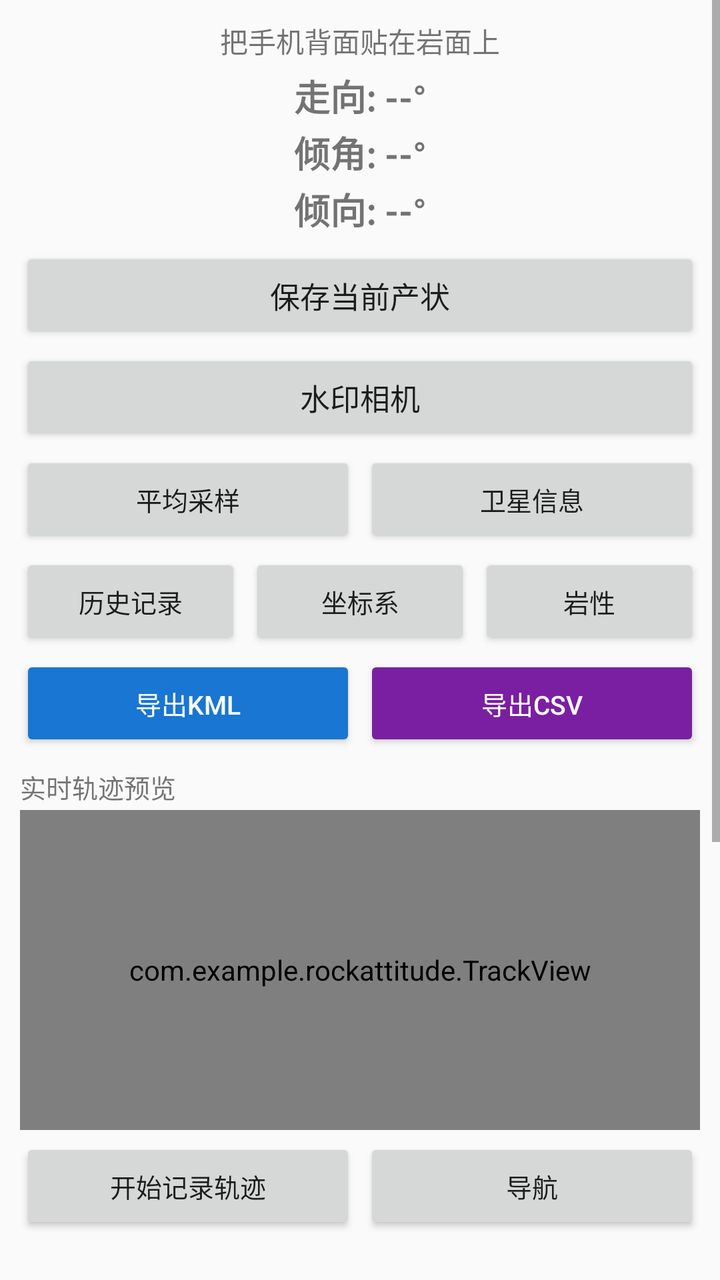
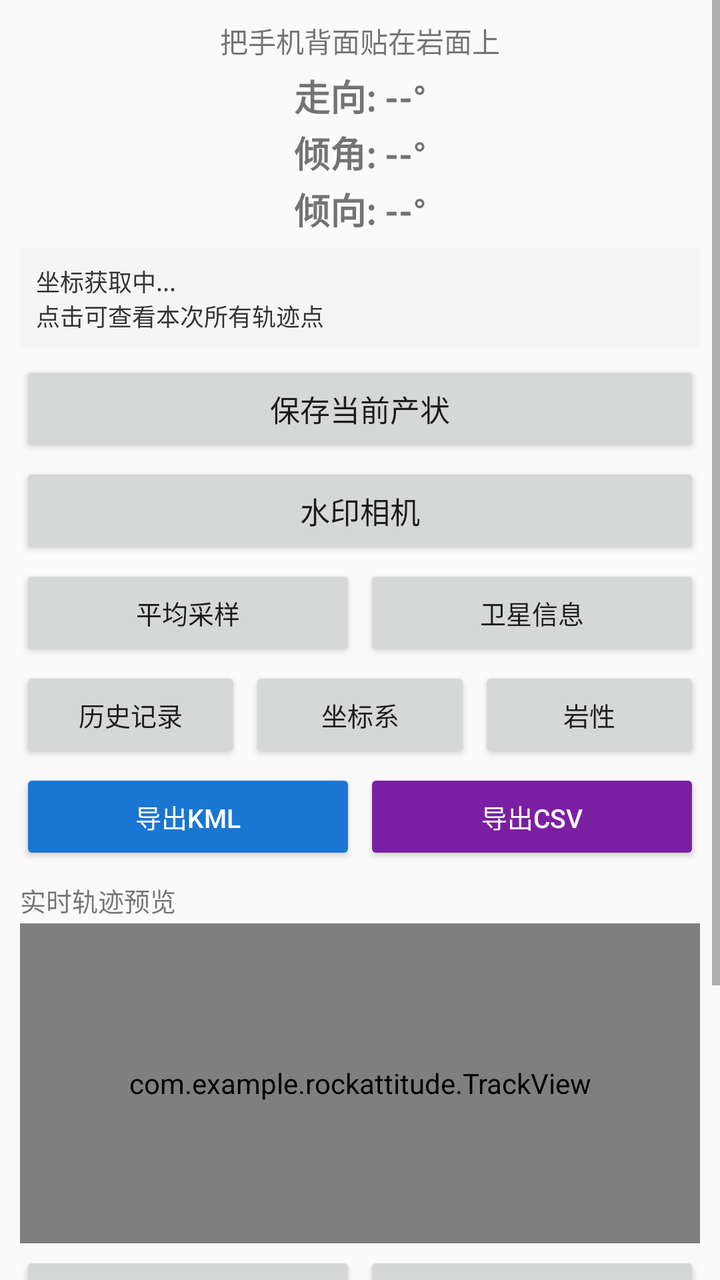

Two renders of the same Android screen: before a commit and after it. Below are the layout's source before the change and the commit's diff.
<!-- AndroidManifest.xml: application theme Theme.AppCompat.Light.DarkActionBar -->
<!-- res/layout/activity_main.xml -->
<?xml version="1.0" encoding="utf-8"?>
<ScrollView xmlns:android="http://schemas.android.com/apk/res/android"
    android:layout_width="match_parent"
    android:layout_height="match_parent"
    android:fillViewport="true">

    <LinearLayout
        android:layout_width="match_parent"
        android:layout_height="wrap_content"
        android:orientation="vertical"
        android:padding="10dp">

        <TextView
            android:layout_width="match_parent"
            android:layout_height="wrap_content"
            android:text="把手机背面贴在岩面上"
            android:textSize="14sp"
            android:gravity="center"
            android:paddingBottom="4dp" />

        <TextView
            android:id="@+id/tvStrike"
            android:layout_width="match_parent"
            android:layout_height="wrap_content"
            android:text="走向: --°"
            android:textSize="18sp"
            android:textStyle="bold"
            android:gravity="center" />

        <TextView
            android:id="@+id/tvDip"
            android:layout_width="match_parent"
            android:layout_height="wrap_content"
            android:text="倾角: --°"
            android:textSize="18sp"
            android:textStyle="bold"
            android:gravity="center"
            android:paddingTop="2dp" />

        <TextView
            android:id="@+id/tvDipDir"
            android:layout_width="match_parent"
            android:layout_height="wrap_content"
            android:text="倾向: --°"
            android:textSize="18sp"
            android:textStyle="bold"
            android:gravity="center"
            android:paddingTop="2dp"
            android:paddingBottom="6dp" />

        <Button
            android:id="@+id/btnSave"
            android:layout_width="match_parent"
            android:layout_height="wrap_content"
            android:text="保存当前产状"
            android:textSize="15sp" />

        <Button
            android:id="@+id/btnCamera"
            android:layout_width="match_parent"
            android:layout_height="wrap_content"
            android:text="水印相机"
            android:textSize="15sp"
            android:layout_marginTop="3dp" />

        
        <LinearLayout
            android:layout_width="match_parent"
            android:layout_height="wrap_content"
            android:orientation="horizontal"
            android:layout_marginTop="3dp">

            <Button
                android:id="@+id/btnAverage"
                android:layout_width="0dp"
                android:layout_height="wrap_content"
                android:layout_weight="1"
                android:text="平均采样"
                android:textSize="13sp" />

            <Button
                android:id="@+id/btnSatellite"
                android:layout_width="0dp"
                android:layout_height="wrap_content"
                android:layout_weight="1"
                android:text="卫星信息"
                android:textSize="13sp"
                android:layout_marginStart="4dp" />
        </LinearLayout>

        
        <LinearLayout
            android:layout_width="match_parent"
            android:layout_height="wrap_content"
            android:orientation="horizontal"
            android:layout_marginTop="3dp">

            <Button
                android:id="@+id/btnHistoryMain"
                android:layout_width="0dp"
                android:layout_height="wrap_content"
                android:layout_weight="1"
                android:text="历史记录"
                android:textSize="13sp" />

            <Button
                android:id="@+id/btnCoord"
                android:layout_width="0dp"
                android:layout_height="wrap_content"
                android:layout_weight="1"
                android:text="坐标系"
                android:textSize="13sp"
                android:layout_marginStart="4dp" />

            <Button
                android:id="@+id/btnLithology"
                android:layout_width="0dp"
                android:layout_height="wrap_content"
                android:layout_weight="1"
                android:text="岩性"
                android:textSize="13sp"
                android:layout_marginStart="4dp" />
        </LinearLayout>

        
        <LinearLayout
            android:layout_width="match_parent"
            android:layout_height="wrap_content"
            android:orientation="horizontal"
            android:layout_marginTop="3dp">

            <Button
                android:id="@+id/btnExportKml"
                android:layout_width="0dp"
                android:layout_height="wrap_content"
                android:layout_weight="1"
                android:text="导出KML"
                android:textSize="13sp"
                android:backgroundTint="#1976D2"
                android:textColor="#FFFFFF" />

            <Button
                android:id="@+id/btnExportCsv"
                android:layout_width="0dp"
                android:layout_height="wrap_content"
                android:layout_weight="1"
                android:text="导出CSV"
                android:textSize="13sp"
                android:layout_marginStart="4dp"
                android:backgroundTint="#7B1FA2"
                android:textColor="#FFFFFF" />
        </LinearLayout>

        
        <TextView
            android:layout_width="match_parent"
            android:layout_height="wrap_content"
            android:text="实时轨迹预览"
            android:textSize="13sp"
            android:paddingTop="8dp"
            android:paddingBottom="2dp" />

        <com.example.rockattitude.TrackView
            android:id="@+id/trackView"
            android:layout_width="match_parent"
            android:layout_height="160dp"
            android:background="#F0F0F0" />

        <LinearLayout
            android:layout_width="match_parent"
            android:layout_height="wrap_content"
            android:orientation="horizontal"
            android:paddingTop="4dp">

            <Button
                android:id="@+id/btnTrackToggle"
                android:layout_width="0dp"
                android:layout_height="wrap_content"
                android:layout_weight="1"
                android:text="开始记录轨迹"
                android:textSize="13sp" />

            <Button
                android:id="@+id/btnNavigate"
                android:layout_width="0dp"
                android:layout_height="wrap_content"
                android:layout_weight="1"
                android:text="导航"
                android:textSize="13sp"
                android:layout_marginStart="4dp" />
        </LinearLayout>

        <TextView
            android:id="@+id/tvNavInfo"
            android:layout_width="match_parent"
            android:layout_height="wrap_content"
            android:text=""
            android:textSize="12sp"
            android:paddingTop="2dp"
            android:textColor="#D32F2F" />

        <TextView
            android:layout_width="match_parent"
            android:layout_height="wrap_content"
            android:text="今日保存记录"
            android:textSize="13sp"
            android:paddingTop="6dp"
            android:paddingBottom="2dp" />

        <androidx.recyclerview.widget.RecyclerView
            android:id="@+id/recyclerView"
            android:layout_width="match_parent"
            android:layout_height="300dp" />
    </LinearLayout>
</ScrollView>
<!-- resources referenced by this layout -->
<resources>

</resources>

<!-- the commit's change to res/layout/activity_main.xml (unified diff, before → after) -->
@@ -48,6 +48,18 @@
             android:paddingTop="2dp"
             android:paddingBottom="6dp" />
 
+        
+        <TextView
+            android:id="@+id/tvCurrentCoord"
+            android:layout_width="match_parent"
+            android:layout_height="wrap_content"
+            android:background="#F5F5F5"
+            android:padding="8dp"
+            android:textSize="12sp"
+            android:textColor="#333333"
+            android:text="坐标获取中...\n点击可查看本次所有轨迹点"
+            android:layout_marginBottom="6dp" />
+
         <Button
             android:id="@+id/btnSave"
             android:layout_width="match_parent"
@@ -199,17 +211,35 @@
             android:paddingTop="2dp"
             android:textColor="#D32F2F" />
 
-        <TextView
-            android:layout_width="match_parent"
-            android:layout_height="wrap_content"
-            android:text="今日保存记录"
+        
+        <TextView
+            android:layout_width="match_parent"
+            android:layout_height="wrap_content"
+            android:text="今日保存记录（点击查看全部）"
             android:textSize="13sp"
-            android:paddingTop="6dp"
+            android:paddingTop="8dp"
             android:paddingBottom="2dp" />
 
-        <androidx.recyclerview.widget.RecyclerView
-            android:id="@+id/recyclerView"
-            android:layout_width="match_parent"
-            android:layout_height="300dp" />
+        <TextView
+            android:id="@+id/tvLatestRecord"
+            android:layout_width="match_parent"
+            android:layout_height="wrap_content"
+            android:background="#F8F8F8"
+            android:padding="10dp"
+            android:textSize="13sp"
+            android:textColor="#333333"
+            android:text="暂无记录"
+            android:minHeight="60dp" />
+
+        
+        <TextView
+            android:layout_width="match_parent"
+            android:layout_height="wrap_content"
+            android:text="此软件所有版权归1037HLY所有"
+            android:textSize="11sp"
+            android:textColor="#9E9E9E"
+            android:gravity="center"
+            android:paddingTop="16dp"
+            android:paddingBottom="8dp" />
     </LinearLayout>
 </ScrollView>
